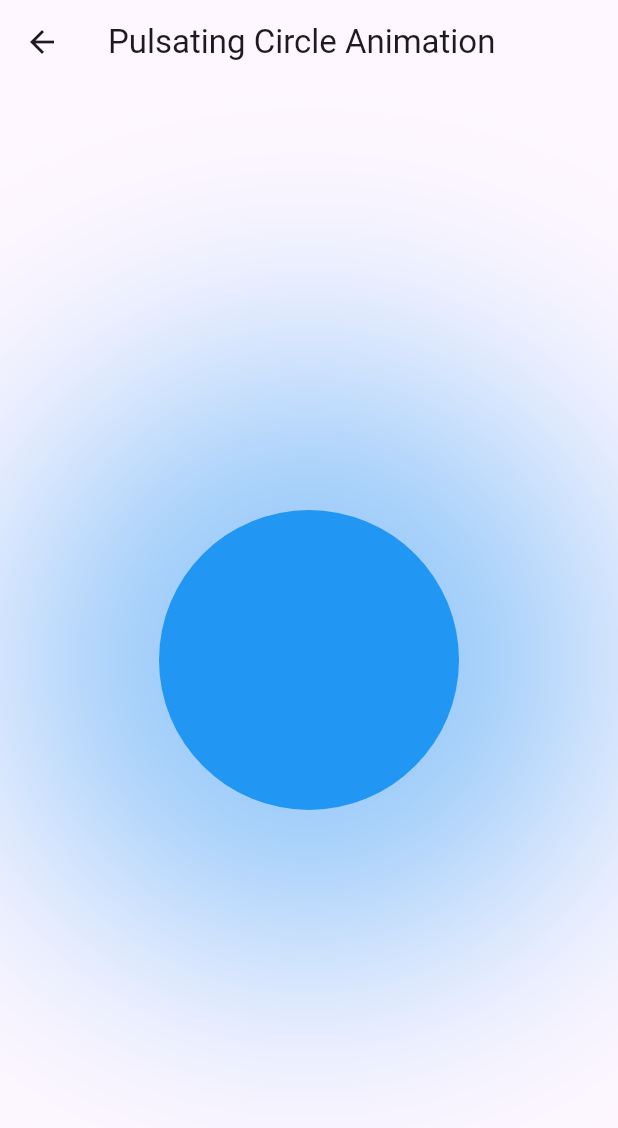
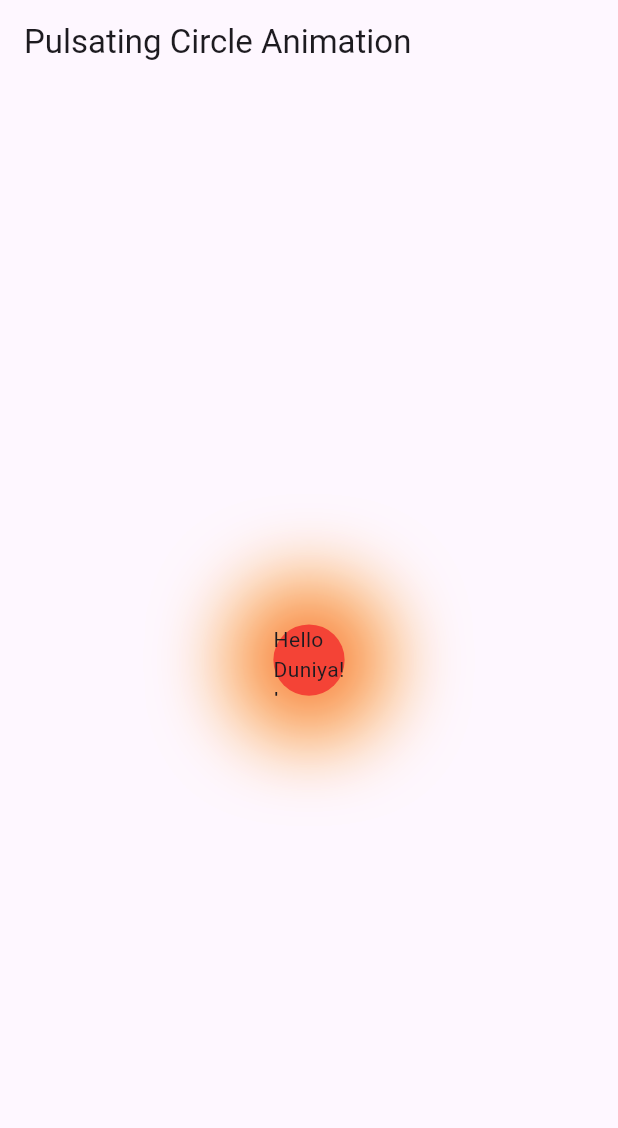
Before and after one commit to Dev-Yadnesh8/animations_flutter, a Flutter app: the PulsatingCircleAnimation screen opened directly, on a phone screen of 412 x 824 dp. Shown: the top 1128 px of the screen. Run offline on Flutter 3.47's test engine with Material 3 defaults, Android fonts, the phone set to English and light mode, and no system bars.

Commit message:
tween animation done

```diff
--- a/lib/implicit_examples/animated_tween_animation_builder_example.dart
+++ b/lib/implicit_examples/animated_tween_animation_builder_example.dart
@@ -2,7 +2,6 @@ import 'package:flutter/material.dart';
 
 class PulsatingCircleAnimation extends StatelessWidget {
   const PulsatingCircleAnimation({super.key});
-  final double size = 200;
 
   @override
   Widget build(BuildContext context) {
@@ -11,20 +10,32 @@ class PulsatingCircleAnimation extends StatelessWidget {
         title: const Text('Pulsating Circle Animation'),
       ),
       body: Center(
-        child: Container(
-          width: size,
-          height: size,
+        child: TweenAnimationBuilder<double>(
+          tween: Tween(begin: 0,end: 200),
+          duration: Duration(milliseconds: 8000),
+          builder: (context, value, child) {
+            return Container(
+            width: value,
+            height: value,
             decoration: BoxDecoration(
               shape: BoxShape.circle,
-            color: Colors.blue,
+              color: Colors.red,
               boxShadow: [
                 BoxShadow(
-                color: Colors.blue.withOpacity(0.5),
-                blurRadius: size,
-                spreadRadius: size / 2,
+                  color: Colors.yellow.withOpacity(0.9),
+                  blurRadius: value,
+                  spreadRadius: value / 2,
+                ),
+                BoxShadow(
+                  color: Colors.red.withOpacity(0.7),
+                  blurRadius: value,
+                  spreadRadius: value / 2,
                 ),
               ],
             ),
+            child: child,
+          );
+          },child: Text("Hello Duniya!!"),
         ),
       ),
     );
--- a/lib/main.dart
+++ b/lib/main.dart
@@ -1,5 +1,6 @@
 import 'package:animations_flutter/implicit_examples/animated_color_pallete.dart';
 import 'package:animations_flutter/implicit_examples/animated_shopping_cart_button.dart';
+import 'package:animations_flutter/implicit_examples/animated_tween_animation_builder_example.dart';
 import 'package:flutter/material.dart';
 
 void main() {
@@ -17,7 +18,7 @@ class MyApp extends StatelessWidget {
         colorScheme: ColorScheme.fromSeed(seedColor: Colors.deepPurple),
         useMaterial3: true,
       ),
-      home: const ShoppingCartButton(),
+      home: const PulsatingCircleAnimation(),
     );
   }
 }
```
Lines whose indentation alone changed are shown as unchanged.
